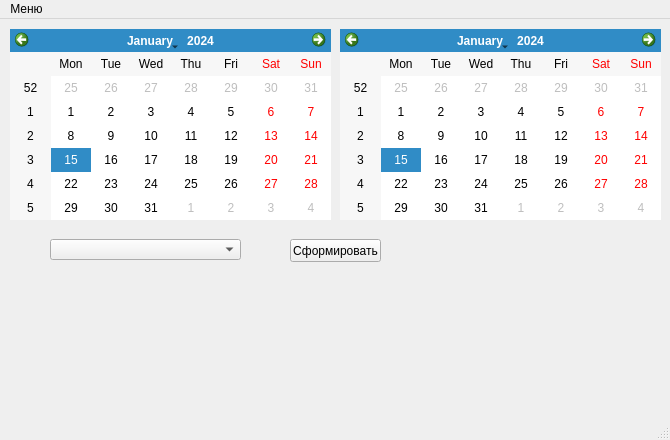
The window that plot.ui (ErmekZhumagulov/pyqt5-app-plotting-from-csv-date-period-) describes before a commit, drawn with Qt 5.
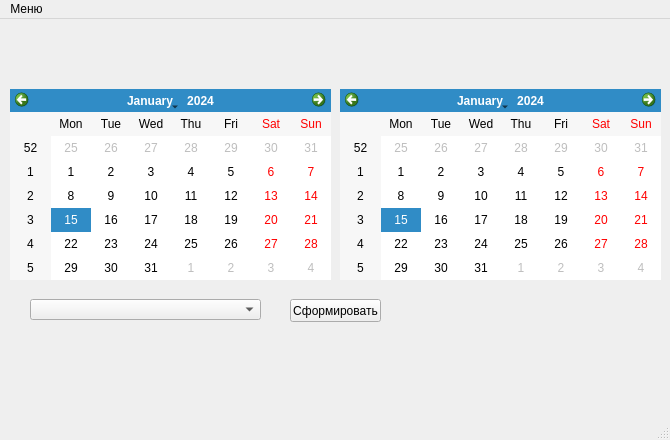
The same window after the commit.

Commit message: bofore exe 101122

```diff
--- a/plot.ui
+++ b/plot.ui
@@ -18,7 +18,7 @@
     <property name="geometry">
      <rect>
       <x>10</x>
-      <y>10</y>
+      <y>70</y>
       <width>321</width>
       <height>191</height>
      </rect>
@@ -28,7 +28,7 @@
     <property name="geometry">
      <rect>
       <x>340</x>
-      <y>10</y>
+      <y>70</y>
       <width>321</width>
       <height>191</height>
      </rect>
@@ -38,7 +38,7 @@
     <property name="geometry">
      <rect>
       <x>290</x>
-      <y>220</y>
+      <y>280</y>
       <width>91</width>
       <height>23</height>
      </rect>
@@ -50,13 +50,39 @@
    <widget class="QComboBox" name="dropDownListSensors">
     <property name="geometry">
      <rect>
-      <x>50</x>
-      <y>220</y>
-      <width>191</width>
+      <x>30</x>
+      <y>280</y>
+      <width>231</width>
       <height>21</height>
      </rect>
     </property>
    </widget>
+   <widget class="QLabel" name="labelFile">
+    <property name="geometry">
+     <rect>
+      <x>20</x>
+      <y>10</y>
+      <width>541</width>
+      <height>21</height>
+     </rect>
+    </property>
+    <property name="text">
+     <string/>
+    </property>
+   </widget>
+   <widget class="QLabel" name="labelPeriod">
+    <property name="geometry">
+     <rect>
+      <x>20</x>
+      <y>30</y>
+      <width>541</width>
+      <height>21</height>
+     </rect>
+    </property>
+    <property name="text">
+     <string/>
+    </property>
+   </widget>
   </widget>
   <widget class="QMenuBar" name="menubar">
    <property name="geometry">
```
The commit also changes 1 other file.
